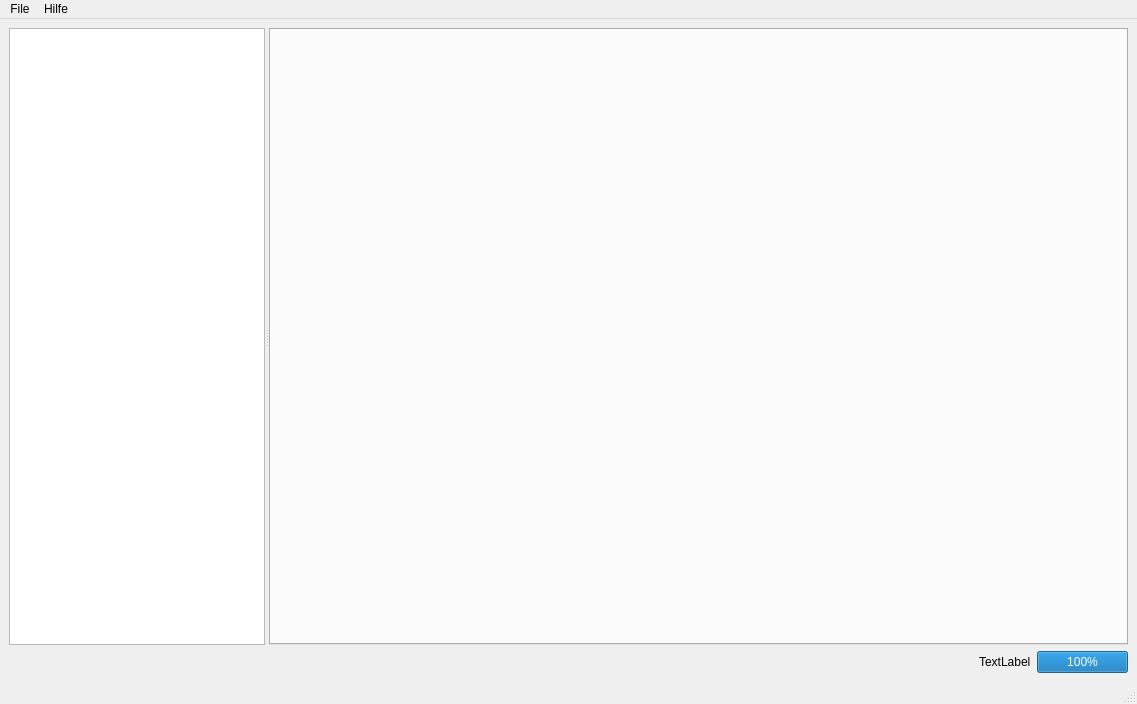
First picture: the form in src/main/python-designer/main-window.ui, repository JJBlue/Reconstruction_Visualisation, before the edit.
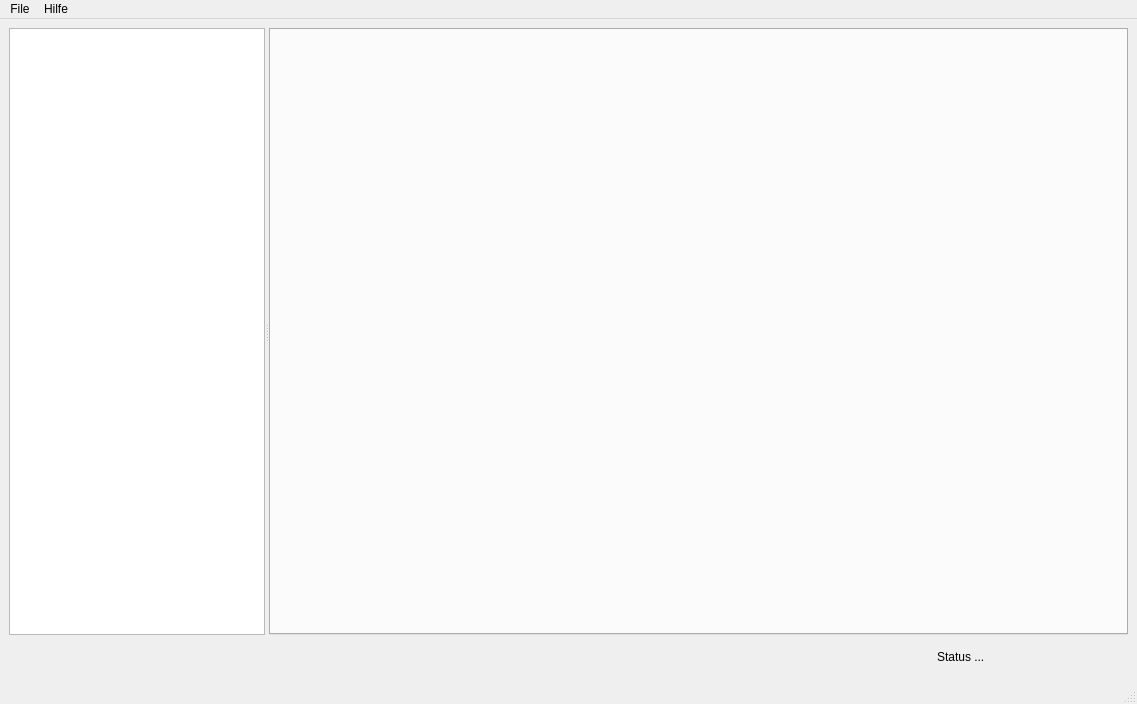
Second picture: the form after the edit. Custom widgets are drawn as their Qt base class.

What changed in the file:
```diff
--- a/src/main/python-designer/main-window.ui
+++ b/src/main/python-designer/main-window.ui
@@ -118,38 +118,28 @@
         </spacer>
        </item>
        <item>
-        <widget class="QLabel" name="status_bar_label">
-         <property name="enabled">
-          <bool>true</bool>
-         </property>
-         <property name="text">
-          <string>TextLabel</string>
-         </property>
-        </widget>
-       </item>
-       <item>
-        <widget class="QProgressBar" name="status_bar">
-         <property name="enabled">
-          <bool>true</bool>
-         </property>
+        <widget class="StatusWidget" name="widget_2" native="true">
          <property name="sizePolicy">
-          <sizepolicy hsizetype="Fixed" vsizetype="Minimum">
+          <sizepolicy hsizetype="Preferred" vsizetype="Preferred">
            <horstretch>0</horstretch>
            <verstretch>0</verstretch>
           </sizepolicy>
          </property>
-         <property name="layoutDirection">
-          <enum>Qt::LeftToRight</enum>
+         <property name="minimumSize">
+          <size>
+           <width>200</width>
+           <height>0</height>
+          </size>
          </property>
-         <property name="value">
-          <number>100</number>
-         </property>
-         <property name="alignment">
-          <set>Qt::AlignRight|Qt::AlignTrailing|Qt::AlignVCenter</set>
-         </property>
-         <property name="textVisible">
-          <bool>true</bool>
-         </property>
+         <layout class="QHBoxLayout" name="horizontalLayout">
+          <item>
+           <widget class="QLabel" name="label">
+            <property name="text">
+             <string>Status ...</string>
+            </property>
+           </widget>
+          </item>
+         </layout>
         </widget>
        </item>
       </layout>
@@ -232,6 +222,12 @@
     <slot>doubleClickedEvent(QModelIndex)</slot>
    </slots>
   </customwidget>
+  <customwidget>
+   <class>StatusWidget</class>
+   <extends>QWidget</extends>
+   <header>ba_trees.gui.status.StatusWidget.h</header>
+   <container>1</container>
+  </customwidget>
  </customwidgets>
  <resources/>
  <connections>
```
